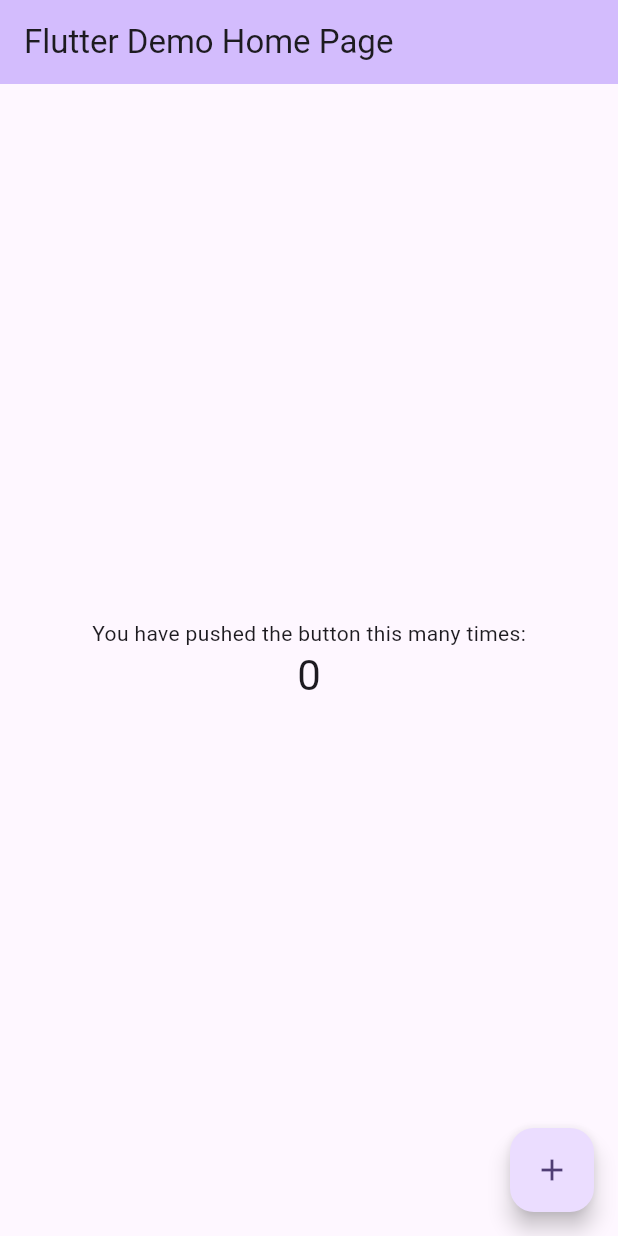
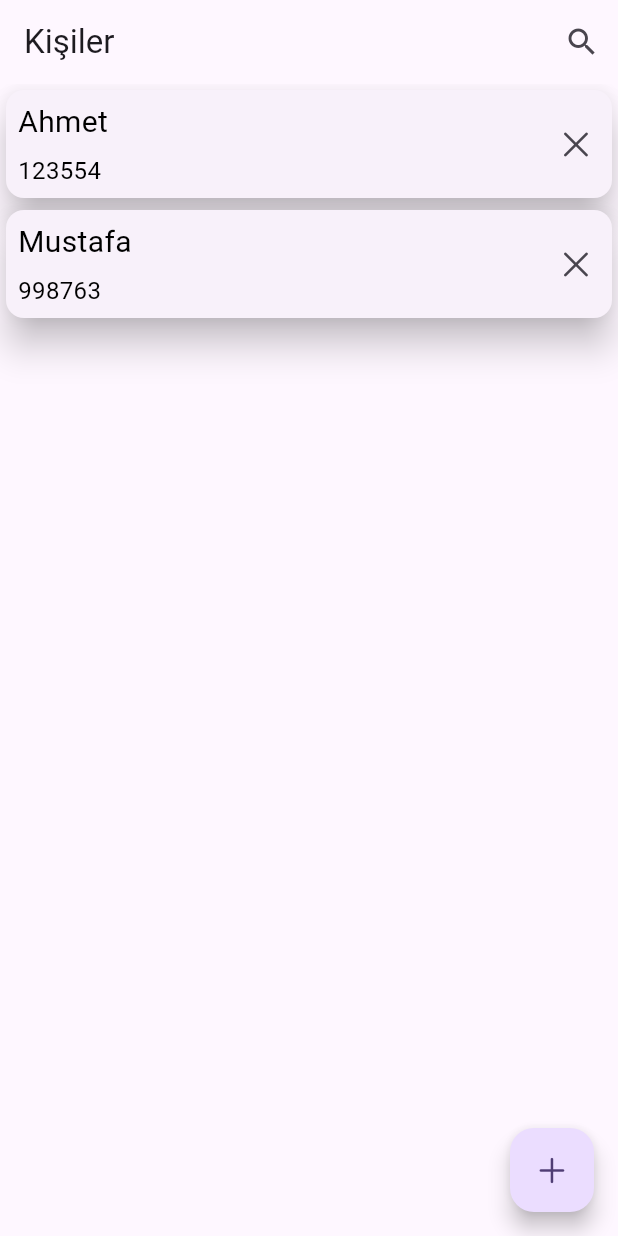
Before and after one commit to mustafanarin/Persons-App-Firebase, a Flutter app: the screen it shows after launch, on a phone screen of 412 x 824 dp. Run offline on Flutter 3.47's test engine with Material 3 defaults, Android fonts, the phone set to English and light mode, and no system bars; our stand-ins replace flutter_bloc.

```diff
--- /dev/null
+++ b/lib/data/entity/kisiler.dart
@@ -0,0 +1,7 @@
+class Kisiler{
+  int kisi_id;
+  String kisi_adi;
+  String kisi_no;
+
+  Kisiler({required this.kisi_id, required this.kisi_adi, required this.kisi_no});
+}
--- /dev/null
+++ b/lib/data/repo/kisilerdao_repository.dart
@@ -0,0 +1,23 @@
+import 'package:persons_app/data/entity/kisiler.dart';
+
+class KisilerDaoRepository{
+  Future<void> kaydet(String kisi_adi,String kisi_no) async{
+    print("Kisi kaydet  ${kisi_adi} ${kisi_no}");
+  }
+
+  Future<void> guncelle(int kisi_id,String kisi_adi,String kisi_no) async{
+    print("Kisi güncelle ${kisi_id} ${kisi_adi} ${kisi_no}");
+  }
+
+  Future<List<Kisiler>> kisileriListele() async{
+    List<Kisiler> kisi = [];
+
+    var k1 = Kisiler(kisi_id: 1,kisi_adi: "Ahmet",kisi_no: "123554");
+    var k2 = Kisiler(kisi_id: 2,kisi_adi: "Mustafa",kisi_no: "998763");
+
+    kisi.add(k1);
+    kisi.add(k2);
+
+    return kisi;
+  }
+}
--- a/lib/main.dart
+++ b/lib/main.dart
@@ -1,4 +1,9 @@
 import 'package:flutter/material.dart';
+import 'package:flutter_bloc/flutter_bloc.dart';
+import 'package:persons_app/ui/cubit/anasayfa_cubit.dart';
+import 'package:persons_app/ui/cubit/detay_sayfa_cubit.dart';
+import 'package:persons_app/ui/cubit/kayit_sayfa_cubit.dart';
+import 'package:persons_app/ui/views/anasayfa.dart';
 
 void main() {
   runApp(const MyApp());
@@ -9,62 +14,20 @@ class MyApp extends StatelessWidget {
 
   @override
   Widget build(BuildContext context) {
-    return MaterialApp(
-      title: 'Flutter Demo',
-      theme: ThemeData(
-        colorScheme: ColorScheme.fromSeed(seedColor: Colors.deepPurple),
-        useMaterial3: true,
-      ),
-      home: const MyHomePage(title: 'Flutter Demo Home Page'),
-    );
-  }
-}
-
-class MyHomePage extends StatefulWidget {
-  const MyHomePage({super.key, required this.title});
-
-
-
-  final String title;
-
-  @override
-  State<MyHomePage> createState() => _MyHomePageState();
-}
-
-class _MyHomePageState extends State<MyHomePage> {
-  int _counter = 0;
-
-  void _incrementCounter() {
-    setState(() {
-      _counter++;
-    });
-  }
-
-  @override
-  Widget build(BuildContext context) {
-    return Scaffold(
-      appBar: AppBar(
-        backgroundColor: Theme.of(context).colorScheme.inversePrimary,
-        title: Text(widget.title),
-      ),
-      body: Center(
-        child: Column(
-          mainAxisAlignment: MainAxisAlignment.center,
-          children: <Widget>[
-            const Text(
-              'You have pushed the button this many times:',
-            ),
-            Text(
-              '$_counter',
-              style: Theme.of(context).textTheme.headlineMedium,
-            ),
-          ],
+    return MultiBlocProvider(
+      providers: [
+        BlocProvider(create: (context) => KayitSayfaCubit()),
+        BlocProvider(create: (context) => DetaySayfaCubit()),
+        BlocProvider(create: (context) => AnasayfaCubit()),
+      ],
+      child: MaterialApp(
+        title: 'Flutter Demo',
+        debugShowCheckedModeBanner: false,
+        theme: ThemeData(
+          colorScheme: ColorScheme.fromSeed(seedColor: Colors.deepPurple),
+          useMaterial3: true,
         ),
-      ),
-      floatingActionButton: FloatingActionButton(
-        onPressed: _incrementCounter,
-        tooltip: 'Increment',
-        child: const Icon(Icons.add),
+        home: Anasayfa(),
       ),
     );
   }
--- /dev/null
+++ b/lib/ui/cubit/anasayfa_cubit.dart
@@ -0,0 +1,15 @@
+import 'package:flutter_bloc/flutter_bloc.dart';
+import 'package:persons_app/data/entity/kisiler.dart';
+import 'package:persons_app/data/repo/kisilerdao_repository.dart';
+
+class AnasayfaCubit extends Cubit<List<Kisiler>>{
+  AnasayfaCubit():super(<Kisiler>[]);
+
+  var kRepo = KisilerDaoRepository();
+
+  Future<void> kisileriListele() async{
+    var liste = await kRepo.kisileriListele();
+    emit(liste);
+  }
+
+}
--- /dev/null
+++ b/lib/ui/cubit/detay_sayfa_cubit.dart
@@ -0,0 +1,13 @@
+import 'package:flutter_bloc/flutter_bloc.dart';
+import 'package:persons_app/data/repo/kisilerdao_repository.dart';
+
+class DetaySayfaCubit extends Cubit<void>{
+  DetaySayfaCubit():super(0);
+
+  var kRepo = KisilerDaoRepository();
+
+  Future<void> guncelle(int kisi_id,String kisi_adi,String kisi_no) async{
+    await kRepo.guncelle(kisi_id, kisi_adi, kisi_no);
+  }
+
+}
--- /dev/null
+++ b/lib/ui/cubit/kayit_sayfa_cubit.dart
@@ -0,0 +1,13 @@
+import 'package:flutter_bloc/flutter_bloc.dart';
+import 'package:persons_app/data/repo/kisilerdao_repository.dart';
+
+class KayitSayfaCubit extends Cubit<void>{
+  KayitSayfaCubit():super(0);
+
+  var kRepo = KisilerDaoRepository();
+
+  Future<void> kaydet(String kisi_adi,String kisi_no) async{
+    await kRepo.kaydet(kisi_adi, kisi_no);
+  }
+
+}
--- /dev/null
+++ b/lib/ui/views/anasayfa.dart
@@ -0,0 +1,135 @@
+import 'package:flutter/cupertino.dart';
+import 'package:flutter/material.dart';
+import 'package:flutter_bloc/flutter_bloc.dart';
+import 'package:persons_app/data/entity/kisiler.dart';
+import 'package:persons_app/ui/cubit/anasayfa_cubit.dart';
+import 'package:persons_app/ui/views/detay_sayfa.dart';
+import 'package:persons_app/ui/views/kayit_sayfa.dart';
+
+class Anasayfa extends StatefulWidget {
+
+  @override
+  State<Anasayfa> createState() => _AnasayfaState();
+}
+
+class _AnasayfaState extends State<Anasayfa> {
+  bool aramaYapiliyorMu = false;
+
+  Future<void> kisiAra(String arananKelime) async{
+    print("Kişi ara: $arananKelime");
+  }
+
+  Future<void> kisiSil(int kisi_id) async{
+    print("Silinen Kişi id: ${kisi_id}");
+  }
+
+ @override
+  void initState() {
+    super.initState();
+    context.read<AnasayfaCubit>().kisileriListele();
+  }
+
+  @override
+  Widget build(BuildContext context) {
+    return Scaffold(
+      appBar: AppBar(
+        title: aramaYapiliyorMu ?
+        TextField(
+          decoration: InputDecoration(hintText: "Ara"),
+          onChanged: (aramaSonucu) {
+            kisiAra(aramaSonucu);
+          },
+        ) :
+            Text("Kişiler"),
+            actions: [
+              aramaYapiliyorMu ?
+                  IconButton(
+                      onPressed: () {
+                      setState(() {
+                        aramaYapiliyorMu = false;
+                      });
+                      },
+                      icon: Icon(Icons.search_off_outlined)) :
+                  IconButton(
+                  onPressed: () {
+                    setState(() {
+                      aramaYapiliyorMu = true;
+                    });
+                  },
+                  icon: Icon(Icons.search))
+
+        ],
+      ),
+      body: BlocBuilder<AnasayfaCubit,List<Kisiler>>(
+        builder: (context,kisilerListesi) {
+          if(kisilerListesi.isNotEmpty){
+            return ListView.builder(
+              itemCount: kisilerListesi.length,
+              itemBuilder: (context,index) {
+                var kisiNesnesi = kisilerListesi[index];
+
+                return SizedBox(
+                  height: 80,
+                  child: GestureDetector(
+                    onTap: () {
+                      Navigator.push(context, MaterialPageRoute(builder: (context) => DetaySayfa(kisi: kisiNesnesi,)));
+                      context.read<AnasayfaCubit>().kisileriListele();
+                    },
+                    child: Card(
+                     // color: Colors.white60,
+                      elevation: 10,
+                      child: Row(
+                        children: [
+                          Padding(
+                            padding: const EdgeInsets.only(left: 8.0),
+                            child: Column(
+                              mainAxisAlignment: MainAxisAlignment.spaceEvenly,
+                              crossAxisAlignment: CrossAxisAlignment.start,
+                              children: [
+                                Text(kisiNesnesi.kisi_adi,style: TextStyle(color: Colors.black,fontSize: 20),),
+                                Text(kisiNesnesi.kisi_no.toString(),style: TextStyle(color: Colors.black,fontSize: 16)),
+                              ],
+                            ),
+                          ),
+                          Spacer(),
+                          IconButton(
+                              onPressed: () {
+                                ScaffoldMessenger.of(context).showSnackBar(
+                                  SnackBar(
+                                    content: Text("${kisiNesnesi.kisi_adi} silinsin mi?"),
+                                    action: SnackBarAction(
+                                      label: "Evet",
+                                      onPressed: () {
+                                        kisiSil(kisiNesnesi.kisi_id);
+                                      },
+                                    ),
+                                  )
+                                );
+                              },
+                              icon: Icon(CupertinoIcons.xmark))
+                        ],
+                      )
+
+                    ),
+                  ),
+                );
+
+              },
+            );
+
+          }else{
+            return Center();
+          }
+        },
+      ),
+      floatingActionButton: FloatingActionButton(
+        onPressed: () {
+          Navigator.push(context, MaterialPageRoute(builder: (context) => KayitSayfa()));
+          context.read<AnasayfaCubit>().kisileriListele();
+        },
+        child: Icon(CupertinoIcons.add),
+      ),
+
+    );
+  }
+}
--- a/pubspec.yaml
+++ b/pubspec.yaml
@@ -30,7 +30,7 @@ environment:
 dependencies:
   flutter:
     sdk: flutter
-
+  flutter_bloc:
 
   # The following adds the Cupertino Icons font to your application.
   # Use with the CupertinoIcons class for iOS style icons.
```
Also changed, not shown: lib/ui/views/detay_sayfa.dart (added, +55 -0 lines), lib/ui/views/kayit_sayfa.dart (added, +44 -0 lines), pubspec.lock.
